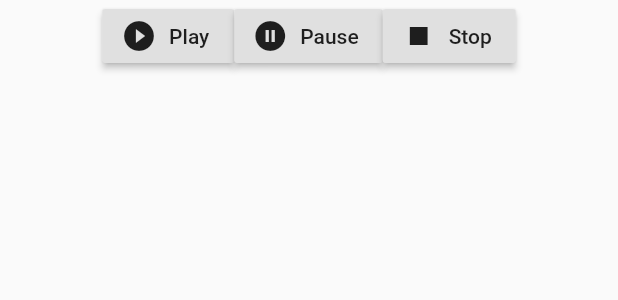
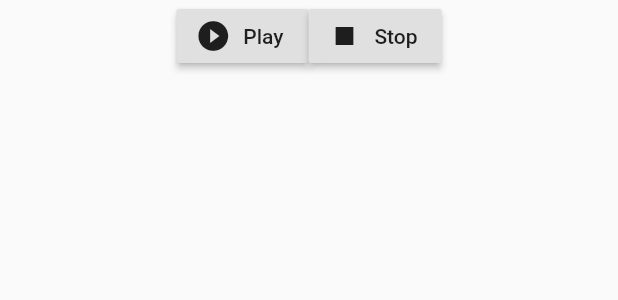
Before and after one commit to MattAgn/SnakeFlutter, a Flutter app: the LifecycleButtons widget shown alone on an empty page, opened directly, on a phone screen of 412 x 824 dp. Shown: the top 300 px of the screen. Run offline on Flutter 3.47's test engine with Material 2 defaults, Android fonts, the phone set to English and light mode, and no system bars.

Commit message:
:sparkles: (LifecycleButtons) display play pause button based on game status

```diff
--- a/lib/ecs/systems/main.dart
+++ b/lib/ecs/systems/main.dart
@@ -8,15 +8,19 @@ import 'package:snake_game/ecs/entities/snake.dart';
 import 'package:snake_game/ecs/systems/move.dart';
 import 'package:snake_game/ecs/systems/system.dart';
 
+enum GameStatus { play, pause, stop, gameOver }
+
 class GameSystem extends System {
   static final initialSnakePosition = Coordinates(x: 1, y: 0);
   static final initialApplePosition = Coordinates(x: 1, y: 0);
   List<Entity> entities;
   MoveSystem moveSystem;
   Timer timer;
+  GameStatus gameStatus;
 
   GameSystem() {
     this.moveSystem = MoveSystem();
+    this.gameStatus = GameStatus.stop;
   }
 
   initEntities() {
@@ -25,12 +29,13 @@ class GameSystem extends System {
     final apple = AppleEntity();
     apple.coordinatesList = [initialApplePosition];
     snake.coordinatesList = [initialSnakePosition];
-    snake.speed = Speed(dx: 2, dy: 1);
+    snake.speed = Speed(dx: 1, dy: 0);
     this.entities = [snake, apple];
   }
 
   play() {
     print("play");
+    this.gameStatus = GameStatus.play;
     if (this.entities == null) {
       this.initEntities();
     }
@@ -42,12 +47,14 @@ class GameSystem extends System {
 
   stop() {
     print("stop");
+    this.gameStatus = GameStatus.stop;
     this.timer?.cancel();
     this.initEntities();
     notifyListeners();
   }
 
   pause() {
+    this.gameStatus = GameStatus.pause;
     print("pause");
     this.timer?.cancel();
     notifyListeners();
--- /dev/null
+++ b/lib/widgets/lifecycle_button.dart
@@ -0,0 +1,31 @@
+import 'package:flutter/material.dart';
+import 'package:provider/provider.dart';
+import 'package:snake_game/ecs/systems/main.dart';
+
+class LifecycleButtons extends StatelessWidget {
+  @override
+  Widget build(BuildContext context) {
+    final gameSystem = Provider.of<GameSystem>(context, listen: true);
+    return Row(
+      mainAxisAlignment: MainAxisAlignment.center,
+      children: <Widget>[
+        gameSystem.gameStatus == GameStatus.play
+            ? RaisedButton.icon(
+                label: Text("Pause"),
+                icon: Icon(Icons.pause_circle_filled),
+                onPressed: gameSystem.pause,
+              )
+            : RaisedButton.icon(
+                label: Text("Play"),
+                icon: Icon(Icons.play_circle_filled),
+                onPressed: gameSystem.play,
+              ),
+        RaisedButton.icon(
+          label: Text("Stop"),
+          icon: Icon(Icons.stop),
+          onPressed: gameSystem.stop,
+        )
+      ],
+    );
+  }
+}
```
Also changed, not shown: lib/main.dart (+3 -6 lines), lib/screens/game.dart (added, +58 -0 lines), lib/screens/game_board.dart (deleted, +0 -136 lines), lib/widgets/game_board.dart (added, +53 -0 lines).
